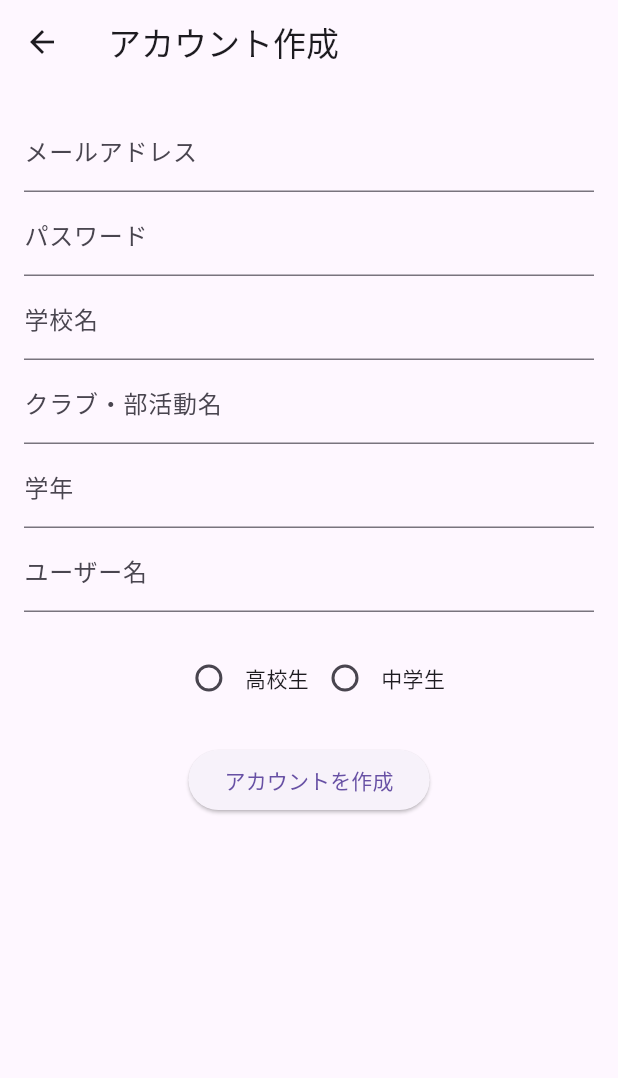
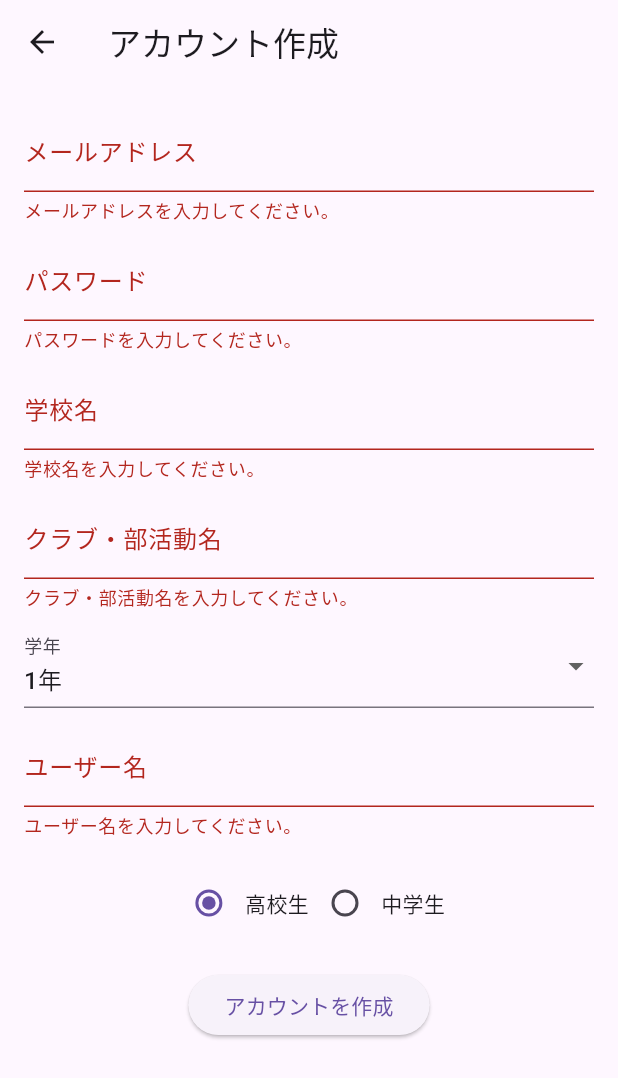
Before and after one commit to Haruki1090/benesse_hackathon_202407, a Flutter app: the RegisterScreen screen opened directly, after a tap on "アカウントを作成", on a phone screen of 412 x 824 dp. Shown: the top 1078 px of the screen. Run offline on Flutter 3.47's test engine with Material 3 defaults, Android fonts, the phone set to English and light mode, and no system bars; our stand-ins replace cloud_firestore, firebase_auth, firebase_core; accounts and stored records are empty.

Commit message:
✨バリデーションと学年選択方式を変更

```diff
--- a/lib/register_screen.dart
+++ b/lib/register_screen.dart
@@ -10,19 +10,21 @@ class RegisterScreen extends StatefulWidget {
 }
 
 class _RegisterScreenState extends State<RegisterScreen> {
+  final _formKey = GlobalKey<FormState>();
   final TextEditingController _emailController = TextEditingController();
   final TextEditingController _passwordController = TextEditingController();
   final TextEditingController _schoolController = TextEditingController();
   final TextEditingController _clubController = TextEditingController();
-  final TextEditingController _gradeController = TextEditingController();
   final TextEditingController _usernameController = TextEditingController();
   final FirebaseAuth _auth = FirebaseAuth.instance;
   final FirebaseFirestore _firestore = FirebaseFirestore.instance;
 
   String _educationLevel = '高校'; // 初期値を高校に設定
+  String _selectedGrade = '1年';
 
   // アカウント登録処理
   Future<void> _register() async {
+    if (_formKey.currentState!.validate()) {
       try {
         UserCredential userCredential =
             await _auth.createUserWithEmailAndPassword(
@@ -35,7 +37,7 @@ class _RegisterScreenState extends State<RegisterScreen> {
           await _firestore.collection('users').doc(user.uid).set({
             'school': _schoolController.text,
             'club': _clubController.text,
-          'grade': _gradeController.text,
+            'grade': _selectedGrade,
             'username': _usernameController.text,
             'email': _emailController.text,
             'educationLevel': _educationLevel,
@@ -48,6 +50,24 @@ class _RegisterScreenState extends State<RegisterScreen> {
       } catch (e) {
         print('登録エラー: $e');
         // エラーメッセージの表示など
+        showDialog(
+          context: context,
+          builder: (context) {
+            return AlertDialog(
+              title: const Text('エラー'),
+              content: Text('登録に失敗しました: $e'),
+              actions: [
+                TextButton(
+                  onPressed: () {
+                    Navigator.pop(context);
+                  },
+                  child: const Text('OK'),
+                ),
+              ],
+            );
+          },
+        );
+      }
     }
   }
 
@@ -60,40 +80,101 @@ class _RegisterScreenState extends State<RegisterScreen> {
       body: Padding(
         padding: const EdgeInsets.all(16.0),
         child: SingleChildScrollView(
+          child: Form(
+            key: _formKey,
             child: Column(
               mainAxisAlignment: MainAxisAlignment.center,
               children: [
-              TextField(
+                TextFormField(
                   controller: _emailController,
                   decoration: const InputDecoration(labelText: 'メールアドレス'),
+                  validator: (value) {
+                    if (value == null || value.isEmpty) {
+                      return 'メールアドレスを入力してください。';
+                    }
+                    final emailRegex = RegExp(r'^[^@]+@[^@]+\.[^@]+');
+                    if (!emailRegex.hasMatch(value)) {
+                      return '有効なメールアドレスを入力してください。';
+                    }
+                    return null;
+                  },
                 ),
-              TextField(
+                const SizedBox(height: 10),
+                TextFormField(
                   controller: _passwordController,
                   decoration: const InputDecoration(labelText: 'パスワード'),
                   obscureText: true,
+                  validator: (value) {
+                    if (value == null || value.isEmpty) {
+                      return 'パスワードを入力してください。';
+                    }
+                    if (value.length < 6) {
+                      return 'パスワードは6文字以上で入力してください。';
+                    }
+                    return null;
+                  },
                 ),
-              TextField(
+                const SizedBox(height: 10),
+                TextFormField(
                   controller: _schoolController,
                   decoration: const InputDecoration(labelText: '学校名'),
+                  validator: (value) {
+                    if (value == null || value.isEmpty) {
+                      return '学校名を入力してください。';
+                    }
+                    return null;
+                  },
                 ),
-              TextField(
+                const SizedBox(height: 10),
+                TextFormField(
                   controller: _clubController,
                   decoration: const InputDecoration(labelText: 'クラブ・部活動名'),
+                  validator: (value) {
+                    if (value == null || value.isEmpty) {
+                      return 'クラブ・部活動名を入力してください。';
+                    }
+                    return null;
+                  },
                 ),
-              TextField(
-                controller: _gradeController,
+                const SizedBox(height: 10),
+                DropdownButtonFormField<String>(
+                  value: _selectedGrade,
                   decoration: const InputDecoration(labelText: '学年'),
+                  items: ['1年', '2年', '3年'].map((String value) {
+                    return DropdownMenuItem<String>(
+                      value: value,
+                      child: Text(value),
+                    );
+                  }).toList(),
+                  onChanged: (String? newValue) {
+                    setState(() {
+                      _selectedGrade = newValue!;
+                    });
+                  },
+                  validator: (value) {
+                    if (value == null || value.isEmpty) {
+                      return '学年を選択してください。';
+                    }
+                    return null;
+                  },
                 ),
-              TextField(
+                const SizedBox(height: 10),
+                TextFormField(
                   controller: _usernameController,
                   decoration: const InputDecoration(labelText: 'ユーザー名'),
+                  validator: (value) {
+                    if (value == null || value.isEmpty) {
+                      return 'ユーザー名を入力してください。';
+                    }
+                    return null;
+                  },
                 ),
                 const SizedBox(height: 20),
                 Row(
                   mainAxisAlignment: MainAxisAlignment.center,
                   children: [
                     Radio<String>(
-                    value: 'highschool',
+                      value: '高校',
                       groupValue: _educationLevel,
                       onChanged: (value) {
                         setState(() {
@@ -103,7 +184,7 @@ class _RegisterScreenState extends State<RegisterScreen> {
                     ),
                     const Text('高校生'),
                     Radio<String>(
-                    value: 'juniorhighschool',
+                      value: '中学',
                       groupValue: _educationLevel,
                       onChanged: (value) {
                         setState(() {
@@ -123,6 +204,7 @@ class _RegisterScreenState extends State<RegisterScreen> {
             ),
           ),
         ),
+      ),
     );
   }
 }
```
Lines whose indentation alone changed are shown as unchanged.
